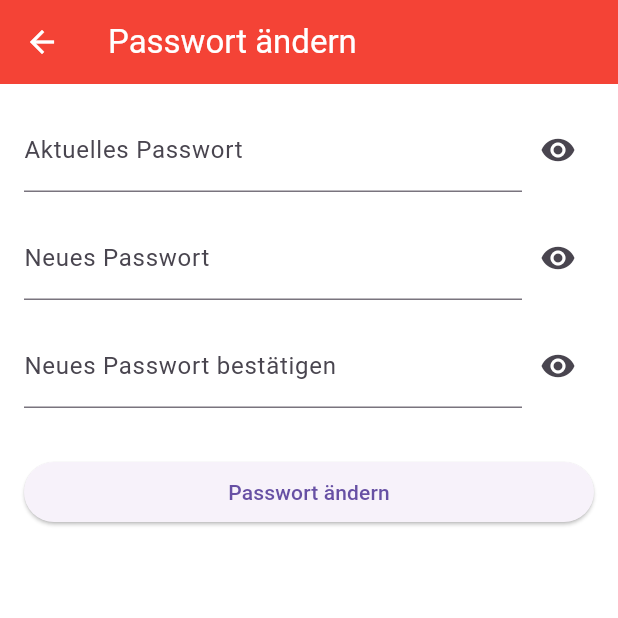
After one commit to DukeThias/MinistrantenApp, a Flutter app: the ProfilEinstellungenSeite screen opened directly, after a tap on "Passwort ändern", on a phone screen of 412 x 824 dp, the top half of it. The commit adds this screen. Run offline on Flutter 3.47's test engine with Material 3 defaults, Android fonts, the light colour scheme and no system bars; network calls fail; project files that could hold a hidden picture were left out.

Commit message:
stash changes

```diff
--- a/miniapp_2/lib/logik/theme_logik.dart
+++ b/miniapp_2/lib/logik/theme_logik.dart
@@ -8,11 +8,13 @@ class ThemeProvider extends ChangeNotifier {
   void toggleTheme() {
     if (_themeMode == ThemeMode.light) {
       _themeMode = ThemeMode.dark;
-    } else if (_themeMode == ThemeMode.dark) {
-      _themeMode = ThemeMode.system;
     } else {
       _themeMode = ThemeMode.light;
     }
     notifyListeners();
   }
+
+  bool isDarkMode() {
+    return _themeMode == ThemeMode.dark;
+  }
 }
--- a/miniapp_2/lib/main.dart
+++ b/miniapp_2/lib/main.dart
@@ -16,10 +16,10 @@ bool angemeldetbleiben = false;
 
 final ThemeData lightTheme = ThemeData(
   brightness: Brightness.light,
-  primarySwatch: Colors.blue,
+  primarySwatch: Colors.red,
   scaffoldBackgroundColor: Colors.white,
   appBarTheme: AppBarTheme(
-    backgroundColor: Colors.blue,
+    backgroundColor: Colors.red,
     foregroundColor: Colors.white,
   ),
 );
@@ -69,7 +69,7 @@ class MyApp extends StatelessWidget {
 
   @override
   Widget build(BuildContext context) {
-    final themeProvider = Provider.of<ThemeProvider>(context);
+    final themeProvider = context.watch<ThemeProvider>();
 
     Future.microtask(() {
       final ws = Provider.of<Websocketverbindung>(context, listen: false);
--- a/miniapp_2/lib/ui/hauptseite.dart
+++ b/miniapp_2/lib/ui/hauptseite.dart
@@ -2,7 +2,7 @@ import 'package:flutter/material.dart';
 import 'package:provider/provider.dart';
 import '../services/WebSocketVerbindung.dart';
 import '../logik/globals.dart';
-import 'Hauptseite_logik.dart';
+import '../logik/Hauptseite_logik.dart';
 import 'package:miniapp_2/ui/hauptseite/home.dart';
 import 'package:miniapp_2/ui/hauptseite/miniplan.dart';
 import 'package:miniapp_2/ui/hauptseite/boerse.dart';
--- a/miniapp_2/lib/ui/hauptseite/einzelne seiten/einstellungen/allgemein.dart
+++ b/miniapp_2/lib/ui/hauptseite/einzelne seiten/einstellungen/allgemein.dart
@@ -1,10 +1,11 @@
 import 'package:flutter/material.dart';
 import '../../../../logik/theme_logik.dart';
+import 'package:provider/provider.dart';
 
 class AllgemeineEinstellungenSeite extends StatelessWidget {
   @override
   Widget build(BuildContext context) {
-    final themeProvider = ThemeProvider();
+    final themeProvider = context.watch<ThemeProvider>();
     return Scaffold(
       appBar: AppBar(title: Text('Allgemeine Einstellungen')),
       body: ListView(
--- /dev/null
+++ b/miniapp_2/lib/ui/hauptseite/einzelne seiten/einstellungen/passwort_ändern.dart
@@ -0,0 +1,156 @@
+import 'package:flutter/material.dart';
+import 'package:miniapp_2/logik/globals.dart';
+import 'package:provider/provider.dart';
+
+class PasswortAendernSeite extends StatefulWidget {
+  @override
+  _PasswortAendernSeiteState createState() => _PasswortAendernSeiteState();
+}
+
+class _PasswortAendernSeiteState extends State<PasswortAendernSeite> {
+  final _formKey = GlobalKey<FormState>();
+  final _currentPasswordController = TextEditingController();
+  final _newPasswordController = TextEditingController();
+  final _confirmPasswordController = TextEditingController();
+  bool _isObscured1 = true;
+  bool _isObscured2 = true;
+  bool _isObscured3 = true;
+
+  @override
+  void dispose() {
+    _currentPasswordController.dispose();
+    _newPasswordController.dispose();
+    _confirmPasswordController.dispose();
+    super.dispose();
+  }
+
+  void _changePassword() {
+    if (_formKey.currentState!.validate()) {
+      // Handle password change logic here
+      ScaffoldMessenger.of(
+        context,
+      ).showSnackBar(SnackBar(content: Text('Passwort erfolgreich geändert!')));
+    }
+  }
+
+  @override
+  Widget build(BuildContext context) {
+    final globals = context.watch<Globals>();
+    return Scaffold(
+      appBar: AppBar(title: Text('Passwort ändern')),
+      body: Padding(
+        padding: const EdgeInsets.all(16.0),
+        child: Form(
+          key: _formKey,
+          child: Column(
+            crossAxisAlignment: CrossAxisAlignment.stretch,
+            children: [
+              Row(
+                children: [
+                  Expanded(
+                    child: TextFormField(
+                      controller: _currentPasswordController,
+                      decoration: InputDecoration(
+                        labelText: 'Aktuelles Passwort',
+                      ),
+                      obscureText: _isObscured1,
+                      validator: (value) {
+                        if (value == null || value.isEmpty) {
+                          return 'Bitte aktuelles Passwort eingeben';
+                        }
+                        if (globals.get("passwort") != value) {
+                          return 'Aktuelles Passwort ist falsch';
+                        }
+
+                        return null;
+                      },
+                    ),
+                  ),
+                  IconButton(
+                    icon: Icon(
+                      _isObscured1 ? Icons.visibility : Icons.visibility_off,
+                    ),
+                    onPressed: () {
+                      if (mounted) {
+                        setState(() {
+                          _isObscured1 = !_isObscured1;
+                        });
+                      }
+                    },
+                  ),
+                ],
+              ),
+              SizedBox(height: 16),
+              Row(
+                children: [
+                  Expanded(
+                    child: TextFormField(
+                      controller: _newPasswordController,
+                      decoration: InputDecoration(labelText: 'Neues Passwort'),
+                      obscureText: _isObscured2,
+                      validator: (value) {
+                        if (value == null || value.isEmpty) {
+                          return 'Bitte neues Passwort eingeben';
+                        }
+                        return null;
+                      },
+                    ),
+                  ),
+                  IconButton(
+                    icon: Icon(
+                      _isObscured1 ? Icons.visibility : Icons.visibility_off,
+                    ),
+                    onPressed: () {
+                      if (mounted) {
+                        setState(() {
+                          _isObscured2 = !_isObscured2;
+                        });
+                      }
+                    },
+                  ),
+                ],
+              ),
+              SizedBox(height: 16),
+              Row(
+                children: [
+                  Expanded(
+                    child: TextFormField(
+                      controller: _confirmPasswordController,
+                      decoration: InputDecoration(
+                        labelText: 'Neues Passwort bestätigen',
+                      ),
+                      obscureText: _isObscured3,
+                      validator: (value) {
+                        if (value == null || value.isEmpty) {
+                          return 'Bitte neues Passwort bestätigen';
+                        }
+                        return null;
+                      },
+                    ),
+                  ),
+                  IconButton(
+                    icon: Icon(
+                      _isObscured3 ? Icons.visibility : Icons.visibility_off,
+                    ),
+                    onPressed: () {
+                      if (mounted) {
+                        setState(() {
+                          _isObscured3 = !_isObscured3;
+                        });
+                      }
+                    },
+                  ),
+                ],
+              ),
+              SizedBox(height: 32),
+              ElevatedButton(
+                onPressed: _changePassword,
+                child: Text('Passwort ändern'),
+              ),
+            ],
+          ),
+        ),
+      ),
+    );
+  }
+}
--- /dev/null
+++ b/miniapp_2/lib/ui/hauptseite/einzelne seiten/einstellungen/profil.dart
@@ -0,0 +1,80 @@
+import 'package:flutter/material.dart';
+import 'package:miniapp_2/logik/globals.dart';
+import 'package:miniapp_2/ui/hauptseite/einzelne%20seiten/einstellungen/passwort_%C3%A4ndern.dart';
+import 'package:provider/provider.dart';
+import '../../../../services/datenspeichern.dart';
+import '../../../anmeldeseite.dart';
+
+class ProfilEinstellungenSeite extends StatelessWidget {
+  @override
+  Widget build(BuildContext context) {
+    final globals = context.watch<Globals>();
+    return Scaffold(
+      appBar: AppBar(title: Text('Profil Einstellungen')),
+      body: Column(
+        crossAxisAlignment: CrossAxisAlignment.start,
+        children: [
+          ListTile(
+            leading: Icon(Icons.email),
+            title: Text('E-Mail ändern'),
+            onTap: () {
+              // Handle email change
+            },
+          ),
+
+          ListTile(
+            leading: Icon(Icons.lock),
+            title: Text('Passwort ändern'),
+            onTap: () {
+              Navigator.push(
+                context,
+                MaterialPageRoute(builder: (context) => PasswortAendernSeite()),
+              );
+            },
+          ),
+
+          ListTile(
+            leading: Icon(Icons.logout),
+            title: Text('Abmelden'),
+            onTap: () {
+              showDialog(
+                context: context,
+                builder: (BuildContext context) {
+                  return AlertDialog(
+                    title: Text("Abmelden"),
+                    content: Text("Möchten Sie sich wirklich abmelden?"),
+                    actions: [
+                      TextButton(
+                        child: Text("Ja"),
+                        onPressed: () {
+                          Navigator.of(context).pop();
+                          globals.set("angemeldet", false);
+                          globals.set("anmeldename", "");
+                          globals.set("passwort", "");
+                          globals.set("angemeldetbleiben", "false");
+                          deleteFile("anmeldedaten");
+                          Navigator.pushReplacement(
+                            context,
+                            MaterialPageRoute(
+                              builder: (context) => Anmeldeseite(),
+                            ),
+                          );
+                        },
+                      ),
+                      TextButton(
+                        child: Text("Nein"),
+                        onPressed: () {
+                          Navigator.of(context).pop();
+                        },
+                      ),
+                    ],
+                  );
+                },
+              );
+            },
+          ),
+        ],
+      ),
+    );
+  }
+}
```
Also changed, not shown: miniapp_2/lib/ui/hauptseite/einzelne seiten/einstellungen_hauptseite.dart (+11 -1 lines), miniapp_2/lib/ui/hauptseite/hauptseite_drawer.dart (+17 -5 lines), miniapp_2/lib/logik/Hauptseite_logik.dart (renamed from miniapp_2/lib/ui/Hauptseite_logik.dart), 2 other files.
